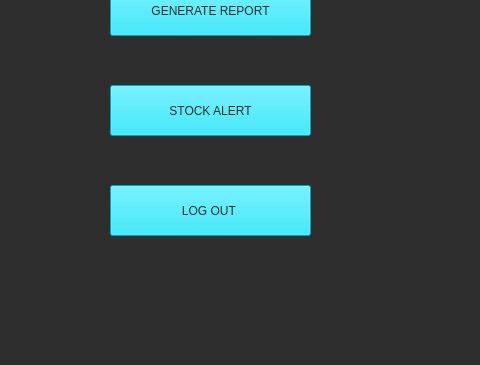
Above: admin_dash.ui from mesum-abbas/Canteen_Managment_System before the change; both pictures show x 0 to 480 and y 335 to 700 of the 1000 by 700 pixel window. Below: the same form after it.
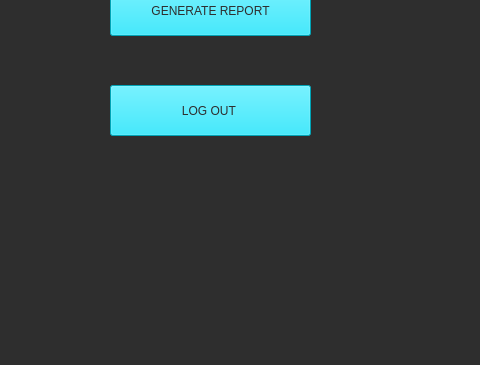
That is the form after the change.

Commit message: Stock Alert implementation done

```diff
--- a/admin_dash.ui
+++ b/admin_dash.ui
@@ -73,30 +73,11 @@
     <string>GENERATE REPORT</string>
    </property>
   </widget>
-  <widget class="QPushButton" name="pushButton_5">
-   <property name="geometry">
-    <rect>
-     <x>110</x>
-     <y>420</y>
-     <width>201</width>
-     <height>51</height>
-    </rect>
-   </property>
-   <property name="styleSheet">
-    <string notr="true">font: 12pt &quot;Segoe UI&quot;;
-font: 12pt &quot;Segoe UI&quot;;
-background-color: rgb(0, 229, 255);
-color: rgb(46, 46, 46);</string>
-   </property>
-   <property name="text">
-    <string>STOCK ALERT</string>
-   </property>
-  </widget>
   <widget class="QPushButton" name="pushButton_6">
    <property name="geometry">
     <rect>
      <x>110</x>
-     <y>520</y>
+     <y>420</y>
      <width>201</width>
      <height>51</height>
     </rect>
```
The commit also changes 9 other files.
